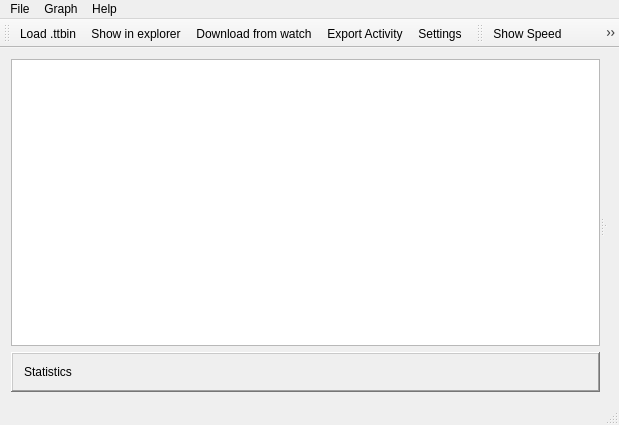
The window that src/mainwindow.ui (altera2015/ttwatcher) describes before a commit, drawn with Qt 5.
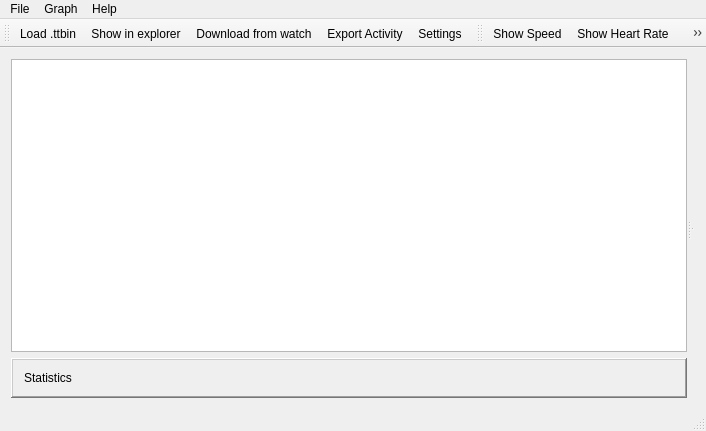
The same window after the commit. Icons and pictures are not drawn. Custom widgets are drawn as their Qt base class.

Patch:
```diff
--- a/src/mainwindow.ui
+++ b/src/mainwindow.ui
@@ -6,8 +6,8 @@
    <rect>
     <x>0</x>
     <y>0</y>
-    <width>619</width>
-    <height>425</height>
+    <width>706</width>
+    <height>431</height>
    </rect>
   </property>
   <property name="windowTitle">
@@ -116,8 +116,8 @@
     <rect>
      <x>0</x>
      <y>0</y>
-     <width>619</width>
-     <height>21</height>
+     <width>706</width>
+     <height>22</height>
     </rect>
    </property>
    <widget class="QMenu" name="menuFile">
```
